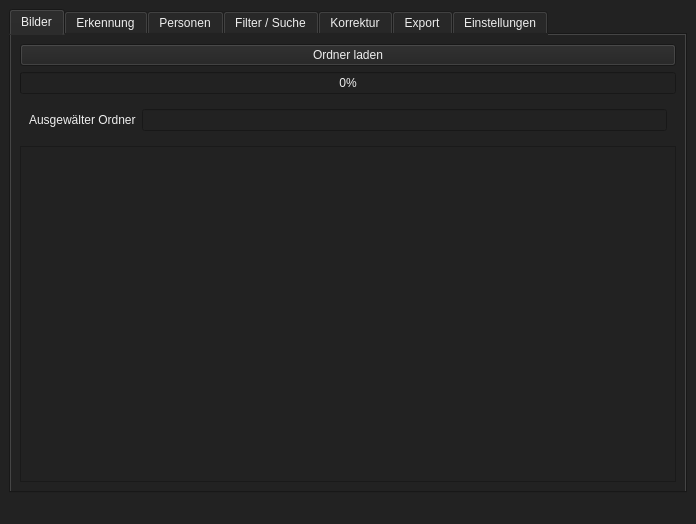
Old version of the form QT-Ui/Main.ui in the repository Beginner090902/Photo-Face-sort.
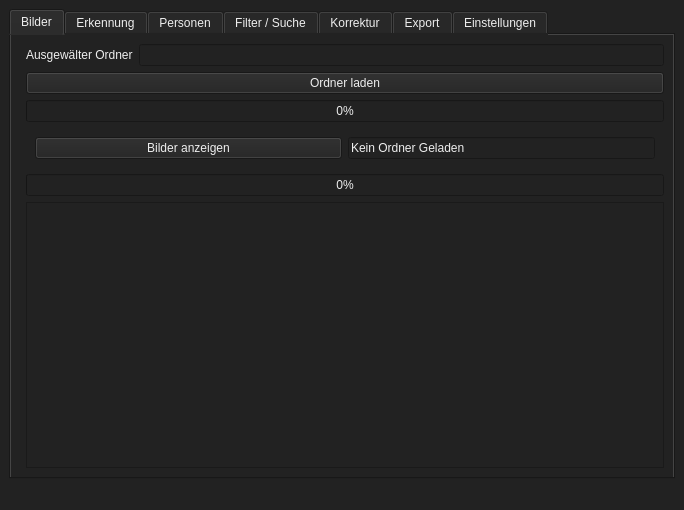
New version of the form.

Commit message: change settings und load folder, to work with db and loadbars

```diff
--- a/QT-Ui/Main.ui
+++ b/QT-Ui/Main.ui
@@ -6,10 +6,16 @@
    <rect>
     <x>0</x>
     <y>0</y>
-    <width>696</width>
-    <height>524</height>
+    <width>684</width>
+    <height>510</height>
    </rect>
   </property>
+  <property name="sizePolicy">
+   <sizepolicy hsizetype="Expanding" vsizetype="Expanding">
+    <horstretch>0</horstretch>
+    <verstretch>0</verstretch>
+   </sizepolicy>
+  </property>
   <property name="windowTitle">
    <string>Face Sort App</string>
   </property>
@@ -17,9 +23,21 @@
    <string notr="true">background-color: #222; color: #EEE;</string>
   </property>
   <widget class="QWidget" name="centralwidget">
-   <layout class="QVBoxLayout" name="verticalLayout">
-    <item>
+   <property name="sizePolicy">
+    <sizepolicy hsizetype="Expanding" vsizetype="Expanding">
+     <horstretch>0</horstretch>
+     <verstretch>0</verstretch>
+    </sizepolicy>
+   </property>
+   <layout class="QFormLayout" name="formLayout">
+    <item row="0" column="0" colspan="2">
      <widget class="QTabWidget" name="tabWidget">
+      <property name="sizePolicy">
+       <sizepolicy hsizetype="Expanding" vsizetype="Expanding">
+        <horstretch>1</horstretch>
+        <verstretch>1</verstretch>
+       </sizepolicy>
+      </property>
       <property name="currentIndex">
        <number>0</number>
       </property>
@@ -27,16 +45,40 @@
        <attribute name="title">
         <string>Bilder</string>
        </attribute>
-       <layout class="QVBoxLayout" name="layout_tab1">
-        <item>
+       <layout class="QFormLayout" name="formLayout_3">
+        <item row="0" column="1">
+         <layout class="QHBoxLayout" name="horizontalLayout_3">
+          <item>
+           <widget class="QLabel" name="selected_folder">
+            <property name="text">
+             <string>Ausgewälter Ordner</string>
+            </property>
+           </widget>
+          </item>
+          <item>
+           <widget class="QLineEdit" name="selected_folder_path"/>
+          </item>
+         </layout>
+        </item>
+        <item row="1" column="1">
          <widget class="QPushButton" name="btn_load_folder">
           <property name="text">
            <string>Ordner laden</string>
           </property>
          </widget>
         </item>
-        <item>
-         <widget class="QProgressBar" name="ordner_loading_progressbar">
+        <item row="2" column="1">
+         <widget class="QProgressBar" name="ordner_loading_names_to_progressbar">
+          <property name="value">
+           <number>0</number>
+          </property>
+         </widget>
+        </item>
+        <item row="5" column="0">
+         <layout class="QVBoxLayout" name="verticalLayout"/>
+        </item>
+        <item row="5" column="1">
+         <widget class="QProgressBar" name="ordner_loading_pictures_progressbar">
           <property name="enabled">
            <bool>true</bool>
           </property>
@@ -45,24 +87,14 @@
           </property>
          </widget>
         </item>
-        <item>
-         <widget class="QWidget" name="widget" native="true">
-          <layout class="QHBoxLayout" name="horizontalLayout_2">
-           <item>
-            <widget class="QLabel" name="selected_folder">
-             <property name="text">
-              <string>Ausgewälter Ordner</string>
-             </property>
-            </widget>
-           </item>
-           <item>
-            <widget class="QLineEdit" name="selected_folder_path"/>
-           </item>
-          </layout>
-         </widget>
-        </item>
-        <item>
+        <item row="6" column="1">
          <widget class="QListWidget" name="ordner_list_bilder">
+          <property name="sizePolicy">
+           <sizepolicy hsizetype="Expanding" vsizetype="Expanding">
+            <horstretch>0</horstretch>
+            <verstretch>2</verstretch>
+           </sizepolicy>
+          </property>
           <property name="iconSize">
            <size>
             <width>200</width>
@@ -77,6 +109,41 @@
           </property>
          </widget>
         </item>
+        <item row="4" column="1">
+         <widget class="QWidget" name="widget" native="true">
+          <layout class="QHBoxLayout" name="horizontalLayout_2">
+           <item>
+            <widget class="QPushButton" name="bilder_anzeigen">
+             <property name="sizePolicy">
+              <sizepolicy hsizetype="Expanding" vsizetype="Fixed">
+               <horstretch>0</horstretch>
+               <verstretch>0</verstretch>
+              </sizepolicy>
+             </property>
+             <property name="text">
+              <string>Bilder anzeigen</string>
+             </property>
+            </widget>
+           </item>
+           <item>
+            <widget class="QLineEdit" name="bilder_laden_meldung">
+             <property name="sizePolicy">
+              <sizepolicy hsizetype="MinimumExpanding" vsizetype="Fixed">
+               <horstretch>0</horstretch>
+               <verstretch>0</verstretch>
+              </sizepolicy>
+             </property>
+             <property name="text">
+              <string>Kein Ordner Geladen</string>
+             </property>
+             <property name="readOnly">
+              <bool>true</bool>
+             </property>
+            </widget>
+           </item>
+          </layout>
+         </widget>
+        </item>
        </layout>
       </widget>
       <widget class="QWidget" name="tab_detection">
```
Left out of the diff: 64 changed lines with no effect on the pictures. The commit also changes 8 other files.
